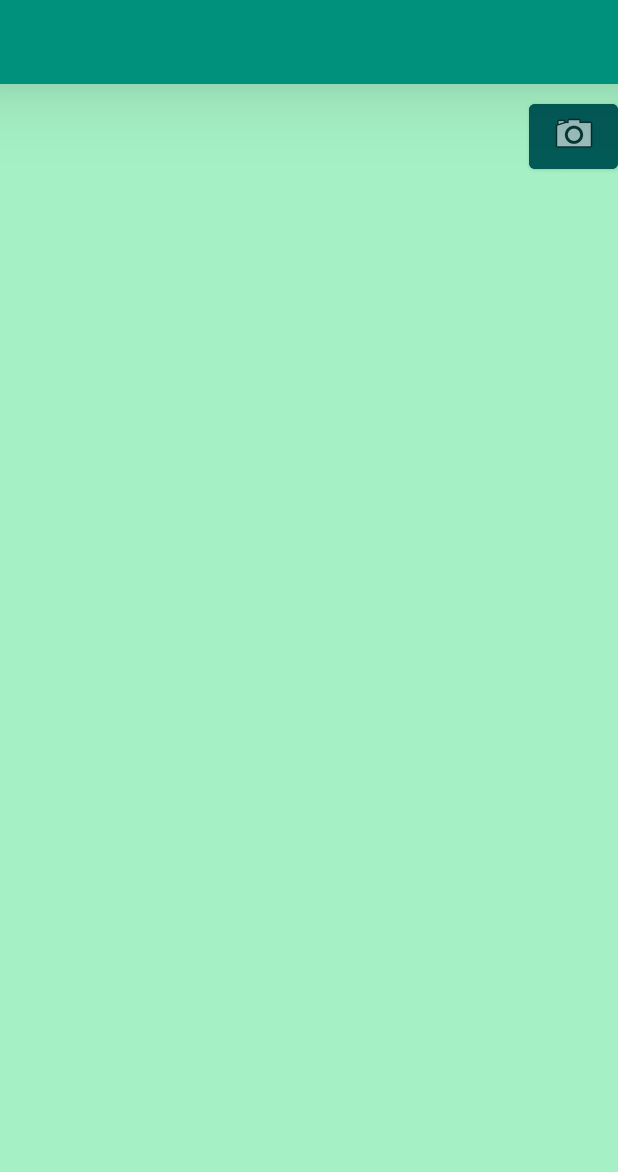
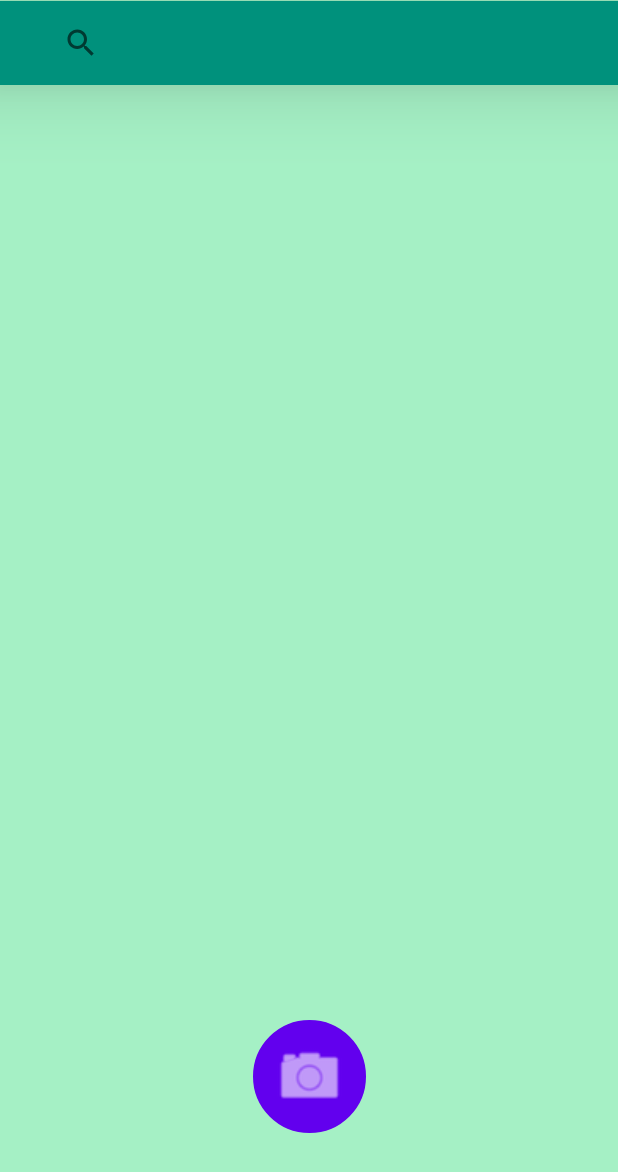
Before and after one commit to clipo124/ingredient-analyzer-app, an Android app: the layout activity_main.xml on its own in the app's theme, with its tools: preview values and no code run, on a phone screen of 412 x 824 dp. Shown: the top 1172 px of the screen. Run offline under Robolectric (Android 15) with nearby library versions, the phone set to English and light mode, and no system bars.

Commit message:
Changes made

```diff
--- a/app/build.gradle
+++ b/app/build.gradle
@@ -55,6 +55,6 @@ dependencies {
     implementation "androidx.camera:camera-view:${camerax_version}"
     implementation "androidx.camera:camera-extensions:${camerax_version}"
     //
-
+    implementation "com.android.volley:volley:1.2.1"
 
 }
--- a/app/src/main/AndroidManifest.xml
+++ b/app/src/main/AndroidManifest.xml
@@ -8,6 +8,7 @@
     <uses-permission
         android:name="android.permission.WRITE_EXTERNAL_STORAGE"
         android:maxSdkVersion="28" />
+    <uses-permission android:name="anroid.permission.INTERNET"/>
 
     <application
         android:allowBackup="true"
--- /dev/null
+++ b/app/src/main/res/drawable/button_round.xml
@@ -0,0 +1,8 @@
+<?xml version="1.0" encoding="utf-8"?>
+<shape xmlns:android="http://schemas.android.com/apk/res/android"
+    android:padding="16dp"
+    android:shape="oval">
+    <stroke
+        android:width="1dp"
+        android:color="@android:color/black" />
+</shape>
--- a/app/src/main/res/layout/activity_camera.xml
+++ b/app/src/main/res/layout/activity_camera.xml
@@ -9,8 +9,8 @@
 
     <com.google.android.material.floatingactionbutton.FloatingActionButton
         android:id="@+id/takePhotoButton"
-        android:layout_width="59dp"
-        android:layout_height="55dp"
+        android:layout_width="75dp"
+        android:layout_height="75dp"
         android:clickable="true"
         android:contentDescription="@string/photo_button_description"
         app:backgroundTint="@color/mosque"
--- a/app/src/main/res/layout/activity_main.xml
+++ b/app/src/main/res/layout/activity_main.xml
@@ -12,19 +12,23 @@
         android:id="@+id/toolbar"
         layout="@layout/toolbar" />
 
-    <Button
+    <com.google.android.material.button.MaterialButton
         android:id="@+id/cameraButton"
-        android:layout_width="59dp"
-        android:layout_height="55dp"
+        android:layout_width="75dp"
+        android:layout_height="75dp"
+        android:background="@drawable/button_round"
         android:backgroundTint="@color/mosque"
         android:clickable="true"
         android:contentDescription="@string/photo_button_description"
-        android:drawableTop="@android:drawable/ic_menu_camera"
+        app:icon="@android:drawable/ic_menu_camera"
+        app:iconGravity="textStart"
+        app:iconPadding="0dp"
+        app:iconSize="50dp"
         app:layout_constraintBottom_toBottomOf="parent"
         app:layout_constraintEnd_toEndOf="parent"
-        app:layout_constraintHorizontal_bias="1.0"
+        app:layout_constraintHorizontal_bias="0.501"
         app:layout_constraintStart_toStartOf="parent"
         app:layout_constraintTop_toTopOf="parent"
-        app:layout_constraintVertical_bias="0.082" />
+        app:layout_constraintVertical_bias="0.908" />
 
 </androidx.constraintlayout.widget.ConstraintLayout>
--- /dev/null
+++ b/app/src/main/res/layout/search_view.xml
@@ -0,0 +1,19 @@
+<?xml version="1.0" encoding="utf-8"?>
+<androidx.constraintlayout.widget.ConstraintLayout xmlns:android="http://schemas.android.com/apk/res/android"
+    xmlns:app="http://schemas.android.com/apk/res-auto"
+    android:layout_width="match_parent"
+    android:layout_height="match_parent">
+
+    <SearchView
+        android:id="@+id/search_view"
+        android:layout_width="300dp"
+        android:layout_height="wrap_content"
+        android:queryHint="Search..."
+        app:layout_constraintBottom_toBottomOf="parent"
+        app:layout_constraintEnd_toEndOf="parent"
+        app:layout_constraintHorizontal_bias="0.144"
+        app:layout_constraintStart_toStartOf="parent"
+        app:layout_constraintTop_toTopOf="parent"
+        app:layout_constraintVertical_bias="0.023" />
+
+</androidx.constraintlayout.widget.ConstraintLayout>
--- a/app/src/main/res/layout/toolbar.xml
+++ b/app/src/main/res/layout/toolbar.xml
@@ -1,9 +1,25 @@
 <?xml version="1.0" encoding="utf-8"?>
-<androidx.appcompat.widget.Toolbar xmlns:android="http://schemas.android.com/apk/res/android"
+<androidx.constraintlayout.widget.ConstraintLayout xmlns:android="http://schemas.android.com/apk/res/android"
+    xmlns:app="http://schemas.android.com/apk/res-auto"
+    xmlns:tools="http://schemas.android.com/tools"
     android:layout_width="match_parent"
-    android:layout_height="wrap_content"
-    android:background="@color/observatory"
-    android:elevation="32dp">
+    android:layout_height="match_parent">
+
+    <androidx.appcompat.widget.Toolbar
+        android:layout_width="match_parent"
+        android:layout_height="wrap_content"
+        android:background="@color/observatory"
+        android:elevation="32dp"
+        app:layout_constraintBottom_toBottomOf="parent"
+        app:layout_constraintTop_toTopOf="parent"
+        app:layout_constraintVertical_bias="0.001"
+        tools:layout_editor_absoluteX="0dp">
+
+        <include
+            android:id="@+id/search_view"
+            layout="@layout/search_view" />
 
 
-</androidx.appcompat.widget.Toolbar>
+    </androidx.appcompat.widget.Toolbar>
+
+</androidx.constraintlayout.widget.ConstraintLayout>
--- a/app/src/main/res/values-night/themes.xml
+++ b/app/src/main/res/values-night/themes.xml
@@ -1,6 +1,6 @@
 <resources xmlns:tools="http://schemas.android.com/tools">
     <!-- Base application theme. -->
-    <style name="Theme.Ingredientanalyzerapp" parent="Theme.MaterialComponents.DayNight.DarkActionBar">
+    <style name="Theme.Ingredientanalyzerapp" parent="Theme.MaterialComponents.DayNight.NoActionBar">
         <!-- Primary brand color. -->
         <item name="colorPrimary">@color/purple_200</item>
         <item name="colorPrimaryVariant">@color/purple_700</item>
--- a/app/src/main/res/values/themes.xml
+++ b/app/src/main/res/values/themes.xml
@@ -1,6 +1,6 @@
 <resources xmlns:tools="http://schemas.android.com/tools">
     <!-- Base application theme. -->
-    <style name="Theme.Ingredientanalyzerapp" parent="Theme.MaterialComponents.DayNight.DarkActionBar">
+    <style name="Theme.Ingredientanalyzerapp" parent="Theme.MaterialComponents.DayNight.NoActionBar">
         <!-- Primary brand color. -->
         <item name="colorPrimary">@color/purple_500</item>
         <item name="colorPrimaryVariant">@color/purple_700</item>
```
Also changed, not shown: app/src/main/java/com/example/ingredient_analyzer_app/CameraActivity.kt (+41 -4 lines).
